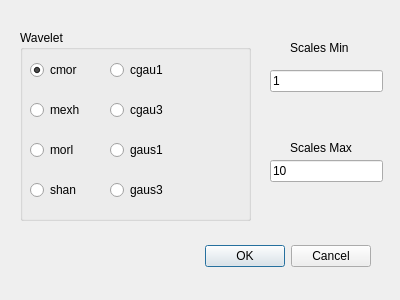
Above: cwtBox.ui from piotrlgol/Mechatronic-System-Identification before the change. Below: the same form after it.
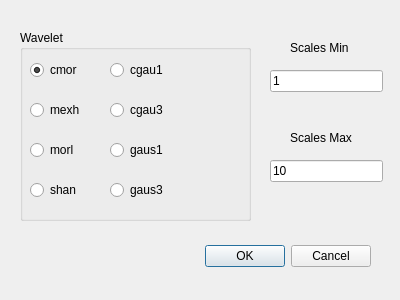
That is the form after the change.

```diff
--- a/cwtBox.ui
+++ b/cwtBox.ui
@@ -192,7 +192,7 @@
    <property name="geometry">
     <rect>
      <x>290</x>
-     <y>140</y>
+     <y>130</y>
      <width>71</width>
      <height>16</height>
     </rect>
```
